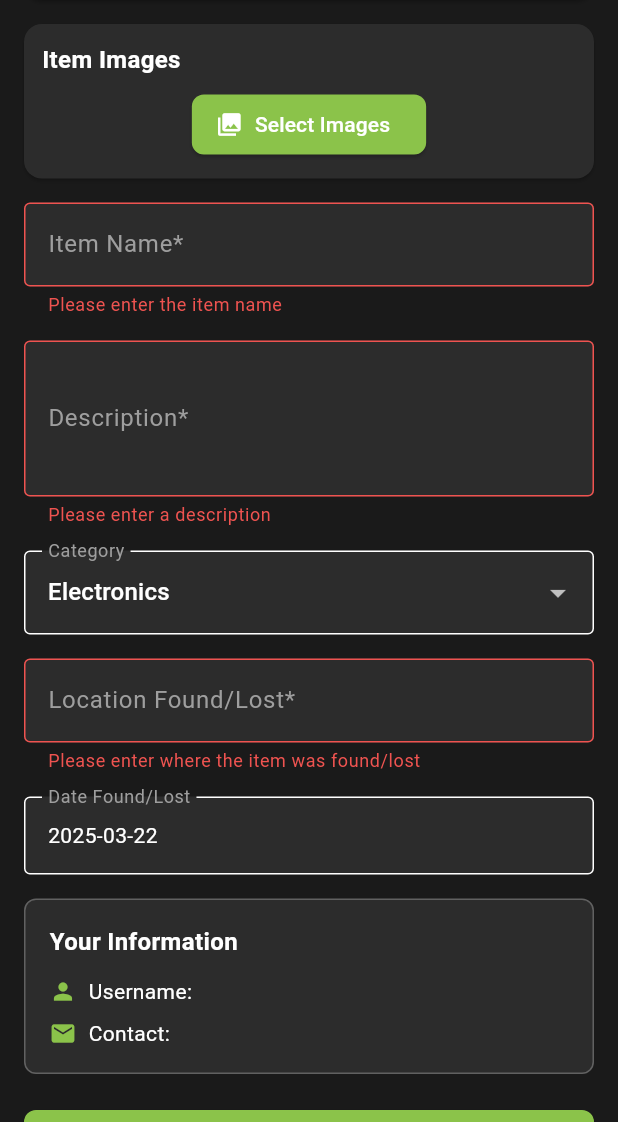
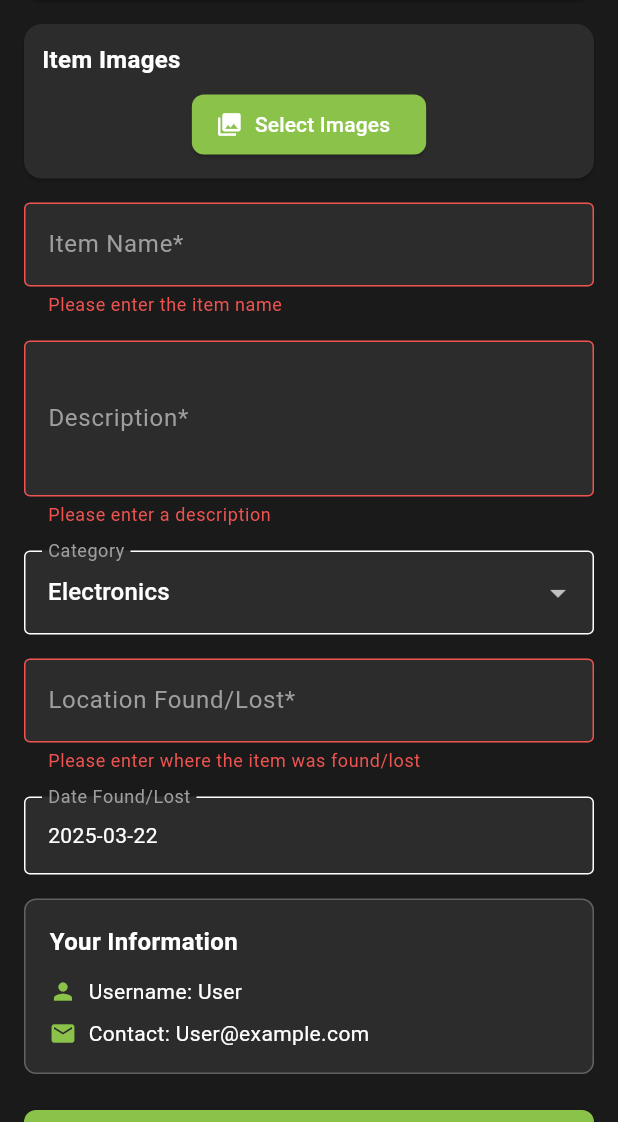
Before and after one commit to CAA900NBB-ProjectX/frontend_lost_and_found, a Flutter app: the UploadItemScreen screen opened by its route, scrolled down 99 dp, after a tap on "SUBMIT FOUND ITEM", on a phone screen of 412 x 824 dp, the part 114-1236 px from its top. Run offline on Flutter 3.47's test engine with Material 3 defaults, Android fonts, the phone set to English and light mode, and no system bars; our stand-ins replace flutter_secure_storage, image_picker, universal_platform; missing offline and left inert: dart:html, stomp_dart_client; accounts and stored records are empty.

```diff
--- a/lib/auth/services/auth_service.dart
+++ b/lib/auth/services/auth_service.dart
@@ -1,6 +1,6 @@
+// lib/auth/services/auth_service.dart
 import 'dart:convert';
 import 'package:flutter/foundation.dart';
-import 'package:flutter/material.dart';
 import 'package:http/http.dart' as http;
 import 'package:flutter_secure_storage/flutter_secure_storage.dart';
 import 'package:universal_platform/universal_platform.dart';
@@ -126,25 +126,59 @@ class AuthService {
     }
   }
 
-  Future<User?> getCurrentUser() async {
-    final token = await getToken();
-    if (token == null) return null;
+  // Helper method to decode the JWT token for use by other services
+  Map<String, dynamic> decodeToken(String token) {
+    try {
+      final parts = token.split('.');
+      if (parts.length != 3) return {};
 
-    try {
-      final response = await http.get(
-        Uri.parse(ApiConfig.userMeUrl),
-        headers: {
-          ..._headers,
-          'Authorization': 'Bearer $token'
-        },
-      );
-
-      if (response.statusCode >= 200 && response.statusCode < 300) {
-        return User.fromJson(json.decode(response.body));
-      }
-      return null;
+      final payload = parts[1];
+      final normalized = base64Url.normalize(payload);
+      final decoded = utf8.decode(base64Url.decode(normalized));
+      return json.decode(decoded);
     } catch (e) {
-      return null;
+      print('Error decoding token: $e');
+      return {};
     }
   }
+
+  // Helper method to extract email from token data
+  String? extractEmailFromToken(String token) {
+    final tokenData = decodeToken(token);
+
+    // Try common JWT claim fields that might contain email
+    final possibleEmailFields = ['email', 'mail', 'user_email', 'sub'];
+
+    for (final field in possibleEmailFields) {
+      if (tokenData.containsKey(field)) {
+        final value = tokenData[field];
+        if (value is String && value.contains('@')) {
+          return value; // Found a valid email
+        }
+      }
+    }
+
+    // If no email found in common fields, try to scan all fields for an email-like value
+    for (final entry in tokenData.entries) {
+      final value = entry.value;
+      if (value is String && value.contains('@')) {
+        return value; // Found something that looks like an email
+      }
+    }
+
+    return null;
+  }
+
+  // Get a username from the token
+  String? getUsernameFromToken(String token) {
+    final tokenData = decodeToken(token);
+
+    // Try common fields that might contain a username
+    return tokenData['preferred_username'] ??
+        tokenData['nickname'] ??
+        tokenData['name'] ??
+        tokenData['sub'] ??
+        tokenData['userId'] ??
+        null;
+  }
 }
--- a/lib/config/api_config.dart
+++ b/lib/config/api_config.dart
@@ -1,9 +1,11 @@
+// lib/config/api_config.dart
 import 'package:flutter/foundation.dart' show kIsWeb;
 
 class ApiConfig {
   static String get baseUrl {
     return 'https://dce8-142-204-17-60.ngrok-free.app';
   }
+
   static String get wsUrl {
     if (baseUrl.startsWith('https://')) {
       return baseUrl.replaceFirst('https://', 'wss://');
@@ -13,21 +15,23 @@ class ApiConfig {
     return baseUrl;
   }
 
-
   static bool get isDevelopment {
     return baseUrl.contains('localhost') || baseUrl.contains('ngrok');
   }
 
+  // Auth endpoints
   static String get authBaseUrl => '$baseUrl/auth';
   static String get loginUrl => '$authBaseUrl/login';
   static String get signupUrl => '$authBaseUrl/signup';
   static String get verifyUrl => '$authBaseUrl/verify';
   static String get resendCodeUrl => '$authBaseUrl/resend';
 
+  // User endpoints - Corrected to match the API format exactly
   static String get userBaseUrl => '$baseUrl/user';
-  static String get userMeUrl => '$userBaseUrl/me';
+  // Note: We're not appending the query parameters here, that should be done when making the request
+  // This is just the base URL for each endpoint
 
-
+  // Item endpoints
   static String get itemBaseUrl => '$baseUrl/item';
   static String get getAllItemsUrl => '$itemBaseUrl/getallitems';
   static String get insertItemUrl => '$itemBaseUrl/insertitems';
@@ -39,6 +43,7 @@ class ApiConfig {
   static String get getItemsByUserUrl => '$itemBaseUrl/getitemsbyuser';
   static String get searchItemsUrl => '$itemBaseUrl/search';
 
+  // Chat endpoints
   static String get chatApiUrl => '$baseUrl/chats';
   static String get messageApiUrl => '$baseUrl/messages';
   static String get checkChatUrl => '$chatApiUrl/get';
@@ -46,7 +51,6 @@ class ApiConfig {
   static String get getChatMessagesUrl => '$messageApiUrl/chat';
   static String get sendMessageUrl => '$messageApiUrl/save';
   static String get getChatListUrl => '$chatApiUrl/getchatlist';
-
 
   static String get wsEndpoint => '$wsUrl/ws';
 
--- a/lib/screens/upload_item_screen.dart
+++ b/lib/screens/upload_item_screen.dart
@@ -1,3 +1,4 @@
+// lib/screens/upload_item_screen.dart
 import 'package:flutter/material.dart';
 import 'package:intl/intl.dart';
 import 'package:image_picker/image_picker.dart';
@@ -7,6 +8,7 @@ import '../models/item.dart';
 import '../services/item_service.dart';
 import 'dart:convert';
 import '../auth/services/auth_service.dart';
+import '../services/user_service.dart';
 
 class UploadItemScreen extends StatefulWidget {
   const UploadItemScreen({Key? key}) : super(key: key);
@@ -18,6 +20,7 @@ class UploadItemScreen extends StatefulWidget {
 class _UploadItemScreenState extends State<UploadItemScreen> {
   final _formKey = GlobalKey<FormState>();
   final _itemService = ItemService();
+  final _userService = UserService(); // Added UserService
 
   // Form controllers
   final _nameController = TextEditingController();
@@ -49,12 +52,35 @@ class _UploadItemScreenState extends State<UploadItemScreen> {
 
   Future<void> _loadUserInfo() async {
     try {
-      final currentUser = await _authService.getCurrentUser();
+      // Get the current user from UserService instead of AuthService
+      final currentUser = await _userService.getCurrentUser();
       if (currentUser != null && mounted) {
         setState(() {
           _reporterUsername = currentUser.username;
           _contactEmail = currentUser.email;
         });
+      } else {
+        // If UserService fails, try to extract info from token directly
+        final token = await _authService.getToken();
+        if (token != null) {
+          final tokenData = _authService.decodeToken(token);
+          final username = tokenData['preferred_username'] ??
+              tokenData['nickname'] ??
+              tokenData['name'] ??
+              tokenData['sub'] ??
+              'User';
+
+          final email = tokenData['email'] ??
+              tokenData['mail'] ??
+              (tokenData['sub'] != null && tokenData['sub'].toString().contains('@') ?
+              tokenData['sub'] : null) ??
+              '$username@example.com';
+
+          setState(() {
+            _reporterUsername = username.toString();
+            _contactEmail = email.toString();
+          });
+        }
       }
     } catch (e) {
       print("Error loading user info: $e");
@@ -125,9 +151,9 @@ class _UploadItemScreenState extends State<UploadItemScreen> {
     });
 
     try {
-      // Get current user
-      final authUser = await _authService.getCurrentUser();
-      if (authUser == null) {
+      // Get token to check if user is authenticated
+      final token = await _authService.getToken();
+      if (token == null) {
         setState(() {
           _isLoading = false;
           _errorMessage = 'Please log in to submit an item';
@@ -138,14 +164,15 @@ class _UploadItemScreenState extends State<UploadItemScreen> {
       // Format date for backend
       final formattedDate = _dateFound.toIso8601String();
 
+      // Use the already loaded user info
       final newItem = Item(
         itemName: _nameController.text,
         description: _descriptionController.text,
         categoryId: _categoryId,
         locationFound: _locationController.text,
         dateTimeFound: formattedDate,
-        reportedBy: authUser.username, // Use actual user ID from auth system
-        contactInfo: authUser.email,    // Use actual email from auth system
+        reportedBy: _reporterUsername, // Use stored username
+        contactInfo: _contactEmail,    // Use stored email
         status: _status,
       );
 
--- a/lib/services/user_service.dart
+++ b/lib/services/user_service.dart
@@ -30,6 +30,9 @@ class User {
   });
 
   factory User.fromJson(Map<String, dynamic> json) {
+    // Add debugging for the response format
+    print('Parsing user from JSON: $json');
+
     return User(
       username: json['username'] ?? '',
       email: json['email'] ?? '',
@@ -66,9 +69,13 @@ class UserService {
   Future<User?> getUserById(int userId) async {
     try {
       final headers = await _getHeaders();
-      final url = '${ApiConfig.baseUrl}/user/getuserbyid?userId=$userId';
+      final url = '${ApiConfig.userBaseUrl}/getuserbyid?userId=$userId';
+
+      print('Fetching user by ID from: $url');
 
       final response = await http.get(Uri.parse(url), headers: headers);
+      print('Response status: ${response.statusCode}');
+      print('Response body: ${response.body}');
 
       if (response.statusCode == 200) {
         final userData = json.decode(response.body);
@@ -84,9 +91,13 @@ class UserService {
   Future<User?> getUserByUserId(String userId) async {
     try {
       final headers = await _getHeaders();
-      final url = '${ApiConfig.baseUrl}/user/getuserbyuserid?userId=$userId';
+      final url = '${ApiConfig.userBaseUrl}/getuserbyuserid?userId=$userId';
+
+      print('Fetching user by user ID from: $url');
 
       final response = await http.get(Uri.parse(url), headers: headers);
+      print('Response status: ${response.statusCode}');
+      print('Response body: ${response.body}');
 
       if (response.statusCode == 200) {
         final userData = json.decode(response.body);
@@ -101,14 +112,26 @@ class UserService {
 
   Future<User?> getUserByEmail(String email) async {
     try {
+      // Ensure email is properly formatted
+      if (!email.contains('@')) {
+        print('Invalid email format: $email');
+        return null;
+      }
+
       final headers = await _getHeaders();
-      final url = '${ApiConfig.baseUrl}/user/getuserbyemail?email=$email';
+      final url = '${ApiConfig.userBaseUrl}/getuserbyemail?email=$email';
+
+      print('Fetching user by email from: $url');
 
       final response = await http.get(Uri.parse(url), headers: headers);
+      print('Response status: ${response.statusCode}');
+      print('Response body: ${response.body}');
 
       if (response.statusCode == 200) {
         final userData = json.decode(response.body);
         return User.fromJson(userData);
+      } else {
+        print('Failed to get user by email. Status: ${response.statusCode}, Body: ${response.body}');
       }
       return null;
     } catch (e) {
@@ -120,9 +143,12 @@ class UserService {
   Future<List<User>> getAllUsers() async {
     try {
       final headers = await _getHeaders();
-      final url = '${ApiConfig.baseUrl}/user/allusers';
+      final url = '${ApiConfig.userBaseUrl}/allusers';
+
+      print('Fetching all users from: $url');
 
       final response = await http.get(Uri.parse(url), headers: headers);
+      print('Response status: ${response.statusCode}');
 
       if (response.statusCode == 200) {
         final List<dynamic> usersData = json.decode(response.body);
@@ -134,4 +160,83 @@ class UserService {
       return [];
     }
   }
+
+  // This function will attempt to get the current user using token info
+  Future<User?> getCurrentUser() async {
+    try {
+      // First, get the authentication token
+      final token = await _authService.getToken();
+      if (token == null) {
+        print('No authentication token available');
+        return null;
+      }
+
+      // Decode the token to extract claims
+      final tokenData = _authService.decodeToken(token);
+      print('Token payload: $tokenData');
+
+      // Try to find an email in the token
+      String? email;
+
+      // Check common email fields
+      if (tokenData.containsKey('email')) {
+        email = tokenData['email'];
+      } else if (tokenData.containsKey('sub') && tokenData['sub'].toString().contains('@')) {
+        email = tokenData['sub'];
+      } else {
+        // Look through all fields for anything that looks like an email
+        for (var entry in tokenData.entries) {
+          if (entry.value is String && entry.value.toString().contains('@')) {
+            email = entry.value;
+            break;
+          }
+        }
+      }
+
+      // If we found a valid email, try to get user by email
+      if (email != null && email.contains('@')) {
+        print('Using email from token: $email');
+        return await getUserByEmail(email);
+      }
+
+      // If no email, try to get a userId and use that instead
+      if (tokenData.containsKey('userId') || tokenData.containsKey('user_id') || tokenData.containsKey('id')) {
+        final userId = tokenData['userId'] ?? tokenData['user_id'] ?? tokenData['id'];
+        print('Using user ID from token: $userId');
+
+        if (userId is int) {
+          return await getUserById(userId);
+        } else if (userId is String) {
+          // Try to convert to int first
+          final intUserId = int.tryParse(userId);
+          if (intUserId != null) {
+            return await getUserById(intUserId);
+          }
+          // Otherwise use as string
+          return await getUserByUserId(userId);
+        }
+      }
+
+      // If we couldn't find either email or userId in token, create a minimal user
+      // from whatever information we can extract
+      final username = tokenData['preferred_username'] ??
+          tokenData['nickname'] ??
+          tokenData['name'] ??
+          tokenData['sub'] ??
+          'User';
+
+      // Generate a placeholder email if none found
+      final placeholderEmail = '$username@example.com';
+
+      print('Creating minimal user with username: $username, email: $placeholderEmail');
+
+      return User(
+        username: username.toString(),
+        email: placeholderEmail,
+      );
+    } catch (e) {
+      print('Error getting current user: $e');
+      return null;
+    }
+  }
 }
--- a/lib/widgets/navigation_drawer.dart
+++ b/lib/widgets/navigation_drawer.dart
@@ -1,6 +1,7 @@
+// lib/widgets/navigation_drawer.dart
 import 'package:flutter/material.dart';
 import '../auth/services/auth_service.dart';
-import '../auth/models/user.dart';
+import '../services/user_service.dart';
 
 class AppNavigationDrawer extends StatefulWidget {
   final String currentRoute;
@@ -16,6 +17,7 @@ class AppNavigationDrawer extends StatefulWidget {
 
 class _AppNavigationDrawerState extends State<AppNavigationDrawer> {
   final AuthService _authService = AuthService();
+  final UserService _userService = UserService();
   User? _currentUser;
   bool _isLoading = true;
 
@@ -27,7 +29,7 @@ class _AppNavigationDrawerState extends State<AppNavigationDrawer> {
 
   Future<void> _loadUserInfo() async {
     try {
-      final user = await _authService.getCurrentUser();
+      final user = await _userService.getCurrentUser();
       if (mounted) {
         setState(() {
           _currentUser = user;
```
Also changed, not shown: lib/screens/profile_screen.dart (+102 -14 lines), lib/screens/view_item_screen.dart (+21 -15 lines).
